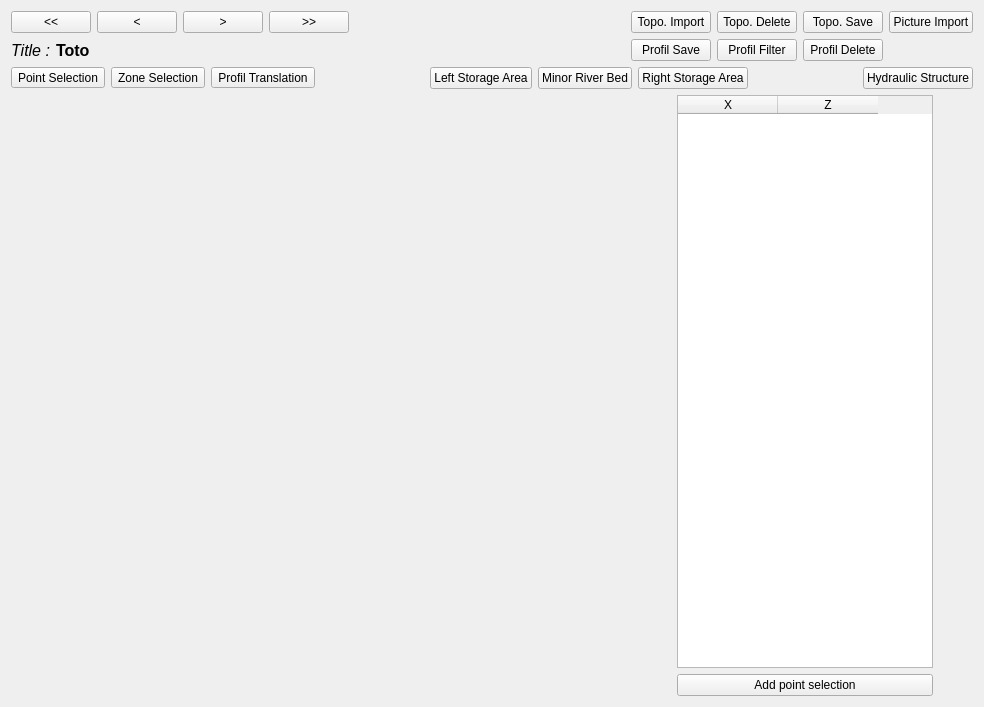
The window that ui/graphProfil.ui (Artelia/Mascaret) describes before a commit, drawn with Qt 5.
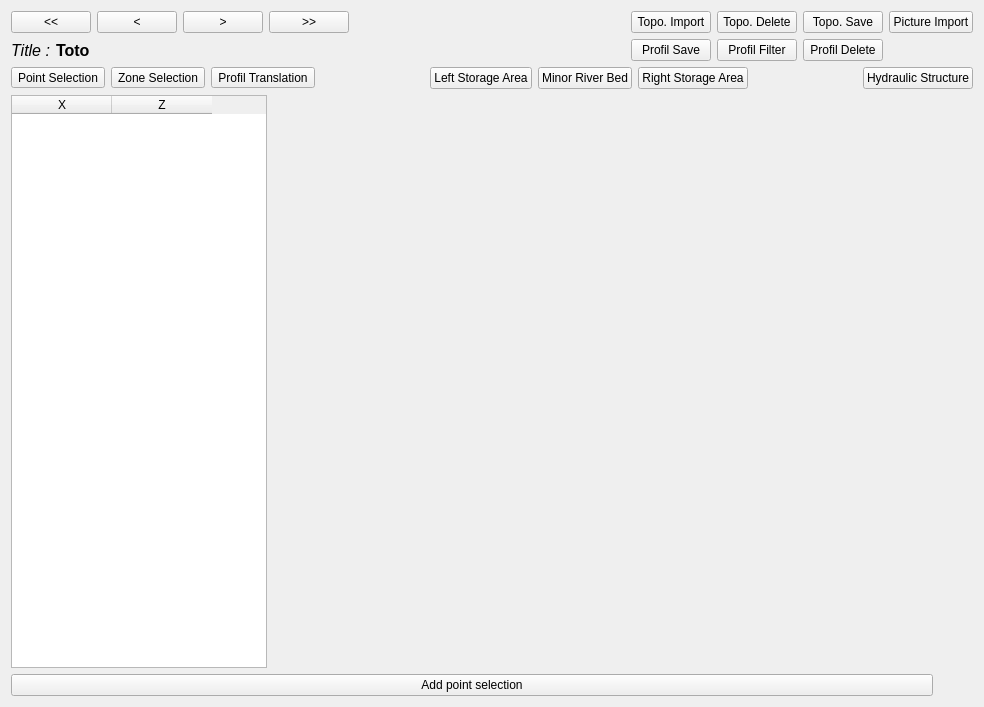
The same window after the commit. Icons and pictures are not drawn.

The edit to the form file:
```diff
--- a/ui/graphProfil.ui
+++ b/ui/graphProfil.ui
@@ -361,30 +361,7 @@
        <item>
         <layout class="QVBoxLayout" name="verticalLayout">
          <item>
-          <widget class="QWidget" name="widget_figure" native="true">
-           <property name="sizePolicy">
-            <sizepolicy hsizetype="Expanding" vsizetype="Expanding">
-             <horstretch>0</horstretch>
-             <verstretch>0</verstretch>
-            </sizepolicy>
-           </property>
-          </widget>
-         </item>
-         <item>
-          <widget class="QWidget" name="widget_toolsbar" native="true">
-           <property name="sizePolicy">
-            <sizepolicy hsizetype="Preferred" vsizetype="Preferred">
-             <horstretch>0</horstretch>
-             <verstretch>10</verstretch>
-            </sizepolicy>
-           </property>
-           <property name="maximumSize">
-            <size>
-             <width>16777215</width>
-             <height>50</height>
-            </size>
-           </property>
-          </widget>
+          <layout class="QVBoxLayout" name="widget_figure"/>
          </item>
         </layout>
        </item>
```
